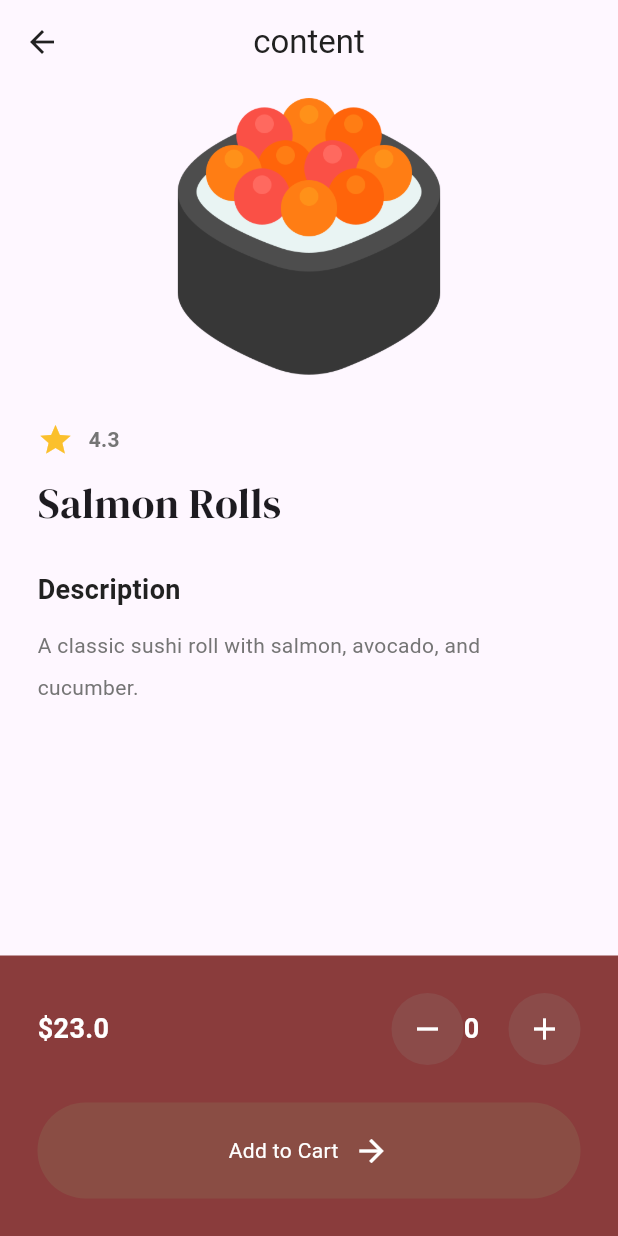
After one commit to andreyscott/sushi_app, a Flutter app: the MenuPage screen opened by its route, after a tap on "Salmon Rolls", on a phone screen of 412 x 824 dp. The commit adds this screen. Run offline on Flutter 3.47's test engine with Material 3 defaults, Android fonts, the phone set to English and light mode, and no system bars; our stand-ins replace google_fonts.

Commit message:
created the fooddetails page

```diff
--- a/lib/components/food_tile.dart
+++ b/lib/components/food_tile.dart
@@ -8,14 +8,13 @@ import 'package:google_fonts/google_fonts.dart';
 
 class FoodTile extends StatelessWidget {
   final Food food;
-  const FoodTile({
-    super.key,
-    required this.food,
-  });
+  final void Function()? onTap;
+  const FoodTile({super.key, required this.food, required this.onTap});
 
   @override
   Widget build(BuildContext context) {
     return GestureDetector(
+      onTap: onTap,
       child: Container(
         decoration: BoxDecoration(
           color: Colors.grey[100],
--- /dev/null
+++ b/lib/pages/food_details.dart
@@ -0,0 +1,174 @@
+import 'package:flutter/material.dart';
+import 'package:google_fonts/google_fonts.dart';
+import 'package:sushi_app/components/button.dart';
+import 'package:sushi_app/models/food.dart';
+import 'package:sushi_app/themes/colors.dart';
+
+class FoodDetails extends StatefulWidget {
+  final Food food;
+
+  const FoodDetails({super.key, required this.food});
+
+  @override
+  State<FoodDetails> createState() => _FoodDetails();
+}
+
+class _FoodDetails extends State<FoodDetails> {
+  int quantityCount = 0;
+
+  void decrementQuantity() {
+    if (quantityCount > 0) {
+      setState(() {
+        quantityCount--;
+      });
+    }
+  }
+
+  void incrementQuantity() {
+    setState(() {
+      setState(() {
+        quantityCount++;
+      });
+    });
+  }
+
+  @override
+  Widget build(BuildContext context) {
+    return Scaffold(
+      appBar: AppBar(
+        title: Text('content'),
+        backgroundColor: Colors.transparent,
+        foregroundColor: Colors.grey[900],
+        elevation: 0,
+        centerTitle: true,
+      ),
+      body: Column(children: [
+        Expanded(
+            child: Padding(
+          padding: const EdgeInsets.symmetric(horizontal: 25),
+          child: ListView(
+            children: [
+              Image.asset(
+                widget.food.imagePath,
+                height: 200,
+              ),
+              const SizedBox(
+                height: 25,
+              )
+              // rating
+              ,
+              Row(
+                children: [
+                  Icon(
+                    Icons.star,
+                    color: Colors.yellow[700],
+                  ),
+                  const SizedBox(
+                    width: 10,
+                  ),
+                  Text(
+                    '${widget.food.rating}',
+                    style: TextStyle(
+                      color: Colors.grey[600],
+                      fontWeight: FontWeight.bold,
+                    ),
+                  ),
+                ],
+              ),
+              const SizedBox(
+                height: 10,
+              ),
+              Text(
+                widget.food.name,
+                style: GoogleFonts.dmSerifDisplay(fontSize: 28),
+              ),
+              const SizedBox(
+                height: 25,
+              )
+
+              //  description
+              ,
+              Text(
+                "Description",
+                style: TextStyle(
+                    color: Colors.grey[900],
+                    fontWeight: FontWeight.bold,
+                    fontSize: 18),
+              ),
+              const SizedBox(
+                height: 10,
+              ),
+              Text(
+                widget.food.description,
+                style:
+                    TextStyle(color: Colors.grey[600], fontSize: 14, height: 2),
+              ),
+            ],
+          ),
+        )),
+        Container(
+          color: primaryColor,
+          padding: const EdgeInsets.all(25),
+          child: Column(
+            children: [
+              Row(
+                mainAxisAlignment: MainAxisAlignment.spaceBetween,
+                children: [
+                  Text(
+                    '\$' '${widget.food.price}',
+                    style: TextStyle(
+                      color: Colors.white,
+                      fontWeight: FontWeight.bold,
+                      fontSize: 18,
+                    ),
+                  ),
+                  Row(
+                    children: [
+                      Container(
+                          decoration: BoxDecoration(
+                              color: secondaryColor, shape: BoxShape.circle),
+                          child: IconButton(
+                            icon: const Icon(
+                              Icons.remove,
+                              color: Colors.white,
+                            ),
+                            onPressed: decrementQuantity,
+                          )),
+
+                      SizedBox(
+                        width: 30,
+                        child: Text(
+                          quantityCount.toString(),
+                          style: const TextStyle(
+                              color: Colors.white,
+                              fontWeight: FontWeight.bold,
+                              fontSize: 18),
+                        ),
+                      ),
+                      // plus button
+
+                      Container(
+                          decoration: BoxDecoration(
+                              color: secondaryColor, shape: BoxShape.circle),
+                          child: IconButton(
+                            icon: const Icon(
+                              Icons.add,
+                              color: Colors.white,
+                            ),
+                            onPressed: incrementQuantity,
+                          ))
+                    ],
+                  )
+                ],
+              ),
+              const SizedBox(
+                height: 25,
+              ),
+              MyButton(text: "Add to Cart", onTap: () {})
+            ],
+          ),
+        )
+      ]),
+    );
+  }
+}
--- a/lib/pages/menu_page.dart
+++ b/lib/pages/menu_page.dart
@@ -3,6 +3,7 @@ import 'package:google_fonts/google_fonts.dart';
 import 'package:sushi_app/components/button.dart';
 import 'package:sushi_app/components/food_tile.dart';
 import 'package:sushi_app/models/food.dart';
+import 'package:sushi_app/pages/food_details.dart';
 import 'package:sushi_app/themes/colors.dart';
 
 class MenuPage extends StatefulWidget {
@@ -35,6 +36,17 @@ class _MenuPageState extends State<MenuPage> {
         rating: 4.8,
         description: "A bowl of ramen noodles with pork, egg, and vegetables."),
   ];
+
+  void navigateToFoodDetials(int index) {
+    Navigator.push(
+      context,
+      MaterialPageRoute(
+        builder: (context) => FoodDetails(
+          food: foodMenu[index],
+        ),
+      ),
+    );
+  }
 
   @override
   Widget build(BuildContext context) {
@@ -130,8 +142,10 @@ class _MenuPageState extends State<MenuPage> {
 
           Expanded(
             child: ListView.builder(
-                itemBuilder: (context, index) =>
-                    FoodTile(food: foodMenu[index]),
+                itemBuilder: (context, index) => FoodTile(
+                      food: foodMenu[index],
+                      onTap: () => navigateToFoodDetials(index),
+                    ),
                 itemCount: foodMenu.length,
                 scrollDirection: Axis.horizontal,
                 padding: const EdgeInsets.symmetric(horizontal: 25)),
--- a/lib/themes/colors.dart
+++ b/lib/themes/colors.dart
@@ -1,3 +1,4 @@
 import 'package:flutter/material.dart';
 
 var primaryColor = const Color.fromARGB(255, 138, 60, 60);
+var secondaryColor = const Color.fromARGB(109, 140, 94, 91);
```
